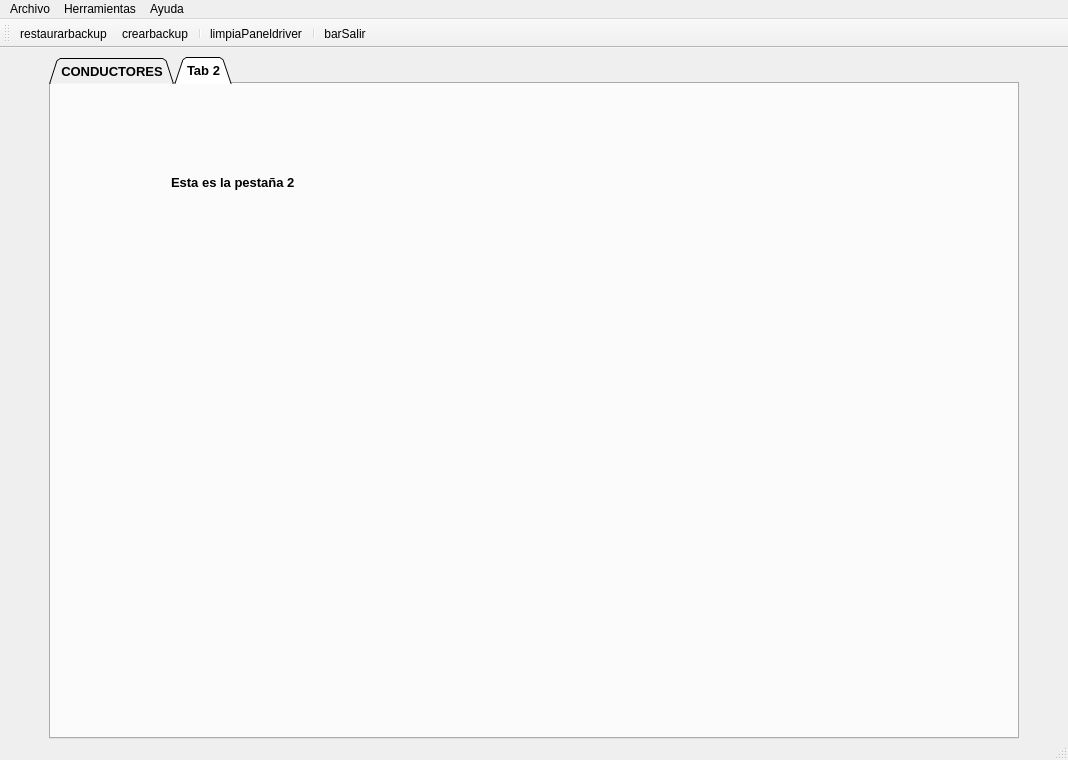
First picture: the form in templates/MainWindow.ui, repository XoanCarlos/perezgonzalez2324, before the edit.
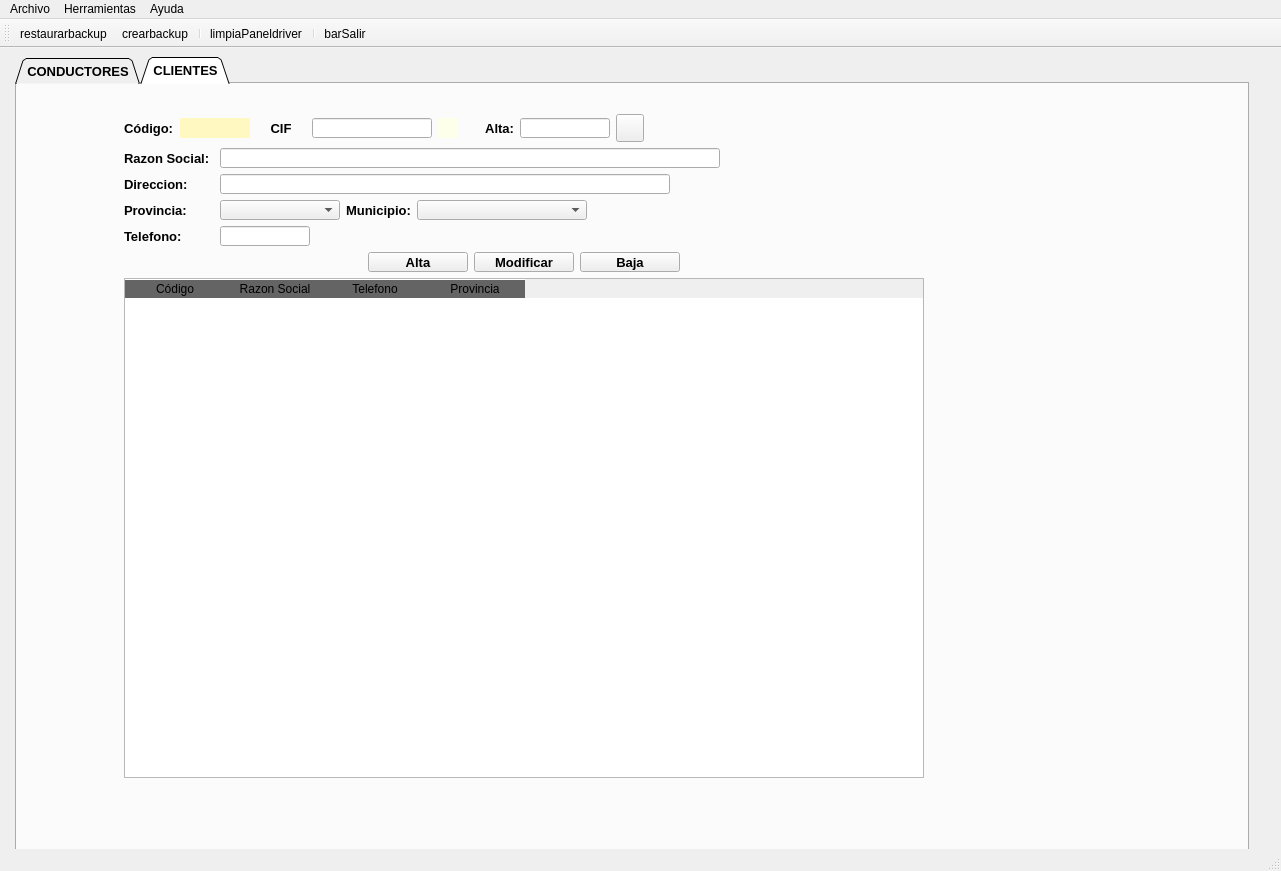
Second picture: the form after the edit. The open tabs and pages were chosen to show the change. Icons and pictures are not drawn.

```diff
--- a/templates/MainWindow.ui
+++ b/templates/MainWindow.ui
@@ -6,8 +6,8 @@
    <rect>
     <x>0</x>
     <y>0</y>
-    <width>1068</width>
-    <height>760</height>
+    <width>1281</width>
+    <height>871</height>
    </rect>
   </property>
   <property name="sizePolicy">
@@ -60,22 +60,15 @@
      <height>16777215</height>
     </size>
    </property>
-   <layout class="QGridLayout" name="gridLayout_2">
-    <item row="0" column="2">
-     <spacer name="horizontalSpacer_11">
-      <property name="orientation">
-       <enum>Qt::Horizontal</enum>
-      </property>
-      <property name="sizeHint" stdset="0">
-       <size>
-        <width>40</width>
-        <height>20</height>
-       </size>
-      </property>
-     </spacer>
-    </item>
-    <item row="0" column="1">
      <widget class="QTabWidget" name="panelPrincipal">
+    <property name="geometry">
+     <rect>
+      <x>15</x>
+      <y>9</y>
+      <width>1234</width>
+      <height>800</height>
+     </rect>
+    </property>
       <property name="sizePolicy">
        <sizepolicy hsizetype="Expanding" vsizetype="Expanding">
         <horstretch>2</horstretch>
@@ -85,13 +78,13 @@
       <property name="minimumSize">
        <size>
         <width>900</width>
-        <height>650</height>
+      <height>800</height>
        </size>
       </property>
       <property name="maximumSize">
        <size>
         <width>16777215</width>
-        <height>16777215</height>
+      <height>800</height>
        </size>
       </property>
       <property name="sizeIncrement">
@@ -1274,25 +1267,435 @@
       </widget>
       <widget class="QWidget" name="tab_2">
        <attribute name="title">
-        <string>Tab 2</string>
-       </attribute>
-       <widget class="QLabel" name="label_2">
+      <string>CLIENTES</string>
+     </attribute>
+     <widget class="QWidget" name="layoutWidget">
         <property name="geometry">
          <rect>
-          <x>120</x>
-          <y>90</y>
-          <width>131</width>
-          <height>16</height>
-         </rect>
-        </property>
+        <x>100</x>
+        <y>30</y>
+        <width>814</width>
+        <height>684</height>
+       </rect>
+      </property>
+      <layout class="QGridLayout" name="gridLayout_16">
+       <property name="sizeConstraint">
+        <enum>QLayout::SetMaximumSize</enum>
+       </property>
+       <item row="0" column="1">
+        <layout class="QGridLayout" name="gridLayout_15">
+         <item row="0" column="0">
+          <layout class="QGridLayout" name="gridLayout_2">
+           <item row="0" column="1">
+            <widget class="QLabel" name="lblcodcli_3">
+             <property name="minimumSize">
+              <size>
+               <width>70</width>
+               <height>20</height>
+              </size>
+             </property>
+             <property name="maximumSize">
+              <size>
+               <width>70</width>
+               <height>20</height>
+              </size>
+             </property>
+             <property name="styleSheet">
+              <string notr="true">background-color: rgb(255, 248, 192);</string>
+             </property>
         <property name="text">
-         <string>Esta es la pestaña 2</string>
-        </property>
-       </widget>
-      </widget>
+              <string/>
+             </property>
+             <property name="alignment">
+              <set>Qt::AlignCenter</set>
+             </property>
+            </widget>
+           </item>
+           <item row="0" column="5">
+            <widget class="QLabel" name="lblCod_15">
+             <property name="minimumSize">
+              <size>
+               <width>50</width>
+               <height>20</height>
+              </size>
+             </property>
+             <property name="maximumSize">
+              <size>
+               <width>40</width>
+               <height>16777215</height>
+              </size>
+             </property>
+             <property name="text">
+              <string>Alta:</string>
+             </property>
+             <property name="alignment">
+              <set>Qt::AlignRight|Qt::AlignTrailing|Qt::AlignVCenter</set>
+             </property>
+            </widget>
+           </item>
+           <item row="0" column="6">
+            <widget class="QLineEdit" name="txtaltacli">
+             <property name="minimumSize">
+              <size>
+               <width>90</width>
+               <height>20</height>
+              </size>
+             </property>
+             <property name="maximumSize">
+              <size>
+               <width>80</width>
+               <height>20</height>
+              </size>
+             </property>
+             <property name="alignment">
+              <set>Qt::AlignCenter</set>
+             </property>
      </widget>
     </item>
     <item row="0" column="0">
+            <widget class="QLabel" name="lblCod_13">
+             <property name="minimumSize">
+              <size>
+               <width>50</width>
+               <height>20</height>
+              </size>
+             </property>
+             <property name="maximumSize">
+              <size>
+               <width>40</width>
+               <height>16777215</height>
+              </size>
+             </property>
+             <property name="text">
+              <string>Código:</string>
+             </property>
+             <property name="alignment">
+              <set>Qt::AlignLeading|Qt::AlignLeft|Qt::AlignVCenter</set>
+             </property>
+            </widget>
+           </item>
+           <item row="0" column="2">
+            <widget class="QLabel" name="lblCod_14">
+             <property name="minimumSize">
+              <size>
+               <width>50</width>
+               <height>20</height>
+              </size>
+             </property>
+             <property name="maximumSize">
+              <size>
+               <width>40</width>
+               <height>16777215</height>
+              </size>
+             </property>
+             <property name="text">
+              <string>CIF</string>
+             </property>
+             <property name="alignment">
+              <set>Qt::AlignCenter</set>
+             </property>
+            </widget>
+           </item>
+           <item row="0" column="3">
+            <widget class="QLineEdit" name="txtdnicli">
+             <property name="minimumSize">
+              <size>
+               <width>120</width>
+               <height>20</height>
+              </size>
+             </property>
+             <property name="maximumSize">
+              <size>
+               <width>120</width>
+               <height>20</height>
+              </size>
+             </property>
+             <property name="whatsThis">
+              <string>&lt;html&gt;&lt;head/&gt;&lt;body&gt;&lt;p&gt;&lt;span style=&quot; font-weight:400;&quot;&gt;Introducir DNI&lt;/span&gt;&lt;/p&gt;&lt;/body&gt;&lt;/html&gt;</string>
+             </property>
+             <property name="alignment">
+              <set>Qt::AlignCenter</set>
+             </property>
+            </widget>
+           </item>
+           <item row="0" column="4">
+            <widget class="QLabel" name="lbldnicli">
+             <property name="minimumSize">
+              <size>
+               <width>20</width>
+               <height>20</height>
+              </size>
+             </property>
+             <property name="maximumSize">
+              <size>
+               <width>20</width>
+               <height>20</height>
+              </size>
+             </property>
+             <property name="styleSheet">
+              <string notr="true">background-color: rgb(253, 255, 234);</string>
+             </property>
+             <property name="text">
+              <string/>
+             </property>
+             <property name="alignment">
+              <set>Qt::AlignCenter</set>
+             </property>
+            </widget>
+           </item>
+           <item row="0" column="7">
+            <widget class="QPushButton" name="btnCalendardri">
+             <property name="minimumSize">
+              <size>
+               <width>28</width>
+               <height>28</height>
+              </size>
+             </property>
+             <property name="maximumSize">
+              <size>
+               <width>28</width>
+               <height>28</height>
+              </size>
+             </property>
+             <property name="text">
+              <string/>
+             </property>
+             <property name="icon">
+              <iconset>
+               <normaloff>../img/calendar.png</normaloff>../img/calendar.png</iconset>
+             </property>
+             <property name="iconSize">
+              <size>
+               <width>28</width>
+               <height>28</height>
+              </size>
+             </property>
+            </widget>
+           </item>
+           <item row="0" column="8">
+            <spacer name="horizontalSpacer_20">
+             <property name="orientation">
+              <enum>Qt::Horizontal</enum>
+             </property>
+             <property name="sizeHint" stdset="0">
+              <size>
+               <width>40</width>
+               <height>20</height>
+              </size>
+             </property>
+            </spacer>
+           </item>
+          </layout>
+         </item>
+         <item row="1" column="0">
+          <layout class="QGridLayout" name="gridLayout_11">
+           <item row="1" column="1">
+            <widget class="QLineEdit" name="txtdircli">
+             <property name="minimumSize">
+              <size>
+               <width>450</width>
+               <height>20</height>
+              </size>
+             </property>
+             <property name="maximumSize">
+              <size>
+               <width>450</width>
+               <height>16777215</height>
+              </size>
+             </property>
+             <property name="cursorPosition">
+              <number>0</number>
+             </property>
+            </widget>
+           </item>
+           <item row="0" column="0">
+            <widget class="QLabel" name="label_9">
+             <property name="minimumSize">
+              <size>
+               <width>90</width>
+               <height>0</height>
+              </size>
+             </property>
+             <property name="text">
+              <string>Razon Social:</string>
+             </property>
+            </widget>
+           </item>
+           <item row="1" column="0">
+            <widget class="QLabel" name="lblCod_16">
+             <property name="minimumSize">
+              <size>
+               <width>90</width>
+               <height>20</height>
+              </size>
+             </property>
+             <property name="maximumSize">
+              <size>
+               <width>80</width>
+               <height>20</height>
+              </size>
+             </property>
+             <property name="text">
+              <string>Direccion:</string>
+             </property>
+             <property name="alignment">
+              <set>Qt::AlignLeading|Qt::AlignLeft|Qt::AlignVCenter</set>
+             </property>
+            </widget>
+           </item>
+           <item row="0" column="1">
+            <widget class="QLineEdit" name="txtrazonsocial">
+             <property name="sizePolicy">
+              <sizepolicy hsizetype="Preferred" vsizetype="Fixed">
+               <horstretch>0</horstretch>
+               <verstretch>0</verstretch>
+              </sizepolicy>
+             </property>
+             <property name="minimumSize">
+              <size>
+               <width>500</width>
+               <height>20</height>
+              </size>
+             </property>
+             <property name="maximumSize">
+              <size>
+               <width>500</width>
+               <height>20</height>
+              </size>
+             </property>
+             <property name="alignment">
+              <set>Qt::AlignCenter</set>
+             </property>
+            </widget>
+           </item>
+           <item row="0" column="2">
+            <spacer name="horizontalSpacer_19">
+             <property name="orientation">
+              <enum>Qt::Horizontal</enum>
+             </property>
+             <property name="sizeHint" stdset="0">
+              <size>
+               <width>40</width>
+               <height>20</height>
+              </size>
+             </property>
+            </spacer>
+           </item>
+          </layout>
+         </item>
+         <item row="2" column="0">
+          <layout class="QGridLayout" name="gridLayout_12">
+           <item row="0" column="2">
+            <widget class="QLabel" name="label_11">
+             <property name="text">
+              <string>Municipio:</string>
+             </property>
+            </widget>
+           </item>
+           <item row="0" column="0">
+            <widget class="QLabel" name="label_10">
+             <property name="minimumSize">
+              <size>
+               <width>90</width>
+               <height>0</height>
+              </size>
+             </property>
+             <property name="text">
+              <string>Provincia:</string>
+             </property>
+            </widget>
+           </item>
+           <item row="0" column="1">
+            <widget class="QComboBox" name="cmbprocli">
+             <property name="minimumSize">
+              <size>
+               <width>120</width>
+               <height>20</height>
+              </size>
+             </property>
+             <property name="maximumSize">
+              <size>
+               <width>150</width>
+               <height>20</height>
+              </size>
+             </property>
+            </widget>
+           </item>
+           <item row="0" column="3">
+            <widget class="QComboBox" name="cmbmunicli">
+             <property name="minimumSize">
+              <size>
+               <width>170</width>
+               <height>20</height>
+              </size>
+             </property>
+             <property name="maximumSize">
+              <size>
+               <width>240</width>
+               <height>20</height>
+              </size>
+             </property>
+            </widget>
+           </item>
+           <item row="0" column="4">
+            <spacer name="horizontalSpacer_11">
+             <property name="orientation">
+              <enum>Qt::Horizontal</enum>
+             </property>
+             <property name="sizeHint" stdset="0">
+              <size>
+               <width>40</width>
+               <height>20</height>
+              </size>
+             </property>
+            </spacer>
+           </item>
+          </layout>
+         </item>
+         <item row="3" column="0">
+          <layout class="QGridLayout" name="gridLayout_13">
+           <item row="0" column="0">
+            <widget class="QLabel" name="lblCod_17">
+             <property name="minimumSize">
+              <size>
+               <width>90</width>
+               <height>20</height>
+              </size>
+             </property>
+             <property name="maximumSize">
+              <size>
+               <width>40</width>
+               <height>16777215</height>
+              </size>
+             </property>
+             <property name="text">
+              <string>Telefono:</string>
+             </property>
+             <property name="alignment">
+              <set>Qt::AlignLeading|Qt::AlignLeft|Qt::AlignVCenter</set>
+             </property>
+            </widget>
+           </item>
+           <item row="0" column="1">
+            <widget class="QLineEdit" name="txtmovilcli">
+             <property name="minimumSize">
+              <size>
+               <width>90</width>
+               <height>20</height>
+              </size>
+             </property>
+             <property name="maximumSize">
+              <size>
+               <width>80</width>
+               <height>20</height>
+              </size>
+             </property>
+             <property name="alignment">
+              <set>Qt::AlignCenter</set>
+             </property>
+            </widget>
+           </item>
+           <item row="0" column="2">
      <spacer name="horizontalSpacer_10">
       <property name="orientation">
        <enum>Qt::Horizontal</enum>
@@ -1306,13 +1709,216 @@
      </spacer>
     </item>
    </layout>
+         </item>
+        </layout>
+       </item>
+       <item row="1" column="1">
+        <layout class="QGridLayout" name="gridLayout_14">
+         <item row="0" column="0">
+          <spacer name="horizontalSpacer_15">
+           <property name="orientation">
+            <enum>Qt::Horizontal</enum>
+           </property>
+           <property name="sizeHint" stdset="0">
+            <size>
+             <width>40</width>
+             <height>20</height>
+            </size>
+           </property>
+          </spacer>
+         </item>
+         <item row="0" column="1">
+          <widget class="QPushButton" name="btnAltacli">
+           <property name="minimumSize">
+            <size>
+             <width>100</width>
+             <height>20</height>
+            </size>
+           </property>
+           <property name="maximumSize">
+            <size>
+             <width>100</width>
+             <height>20</height>
+            </size>
+           </property>
+           <property name="text">
+            <string>Alta</string>
+           </property>
+          </widget>
+         </item>
+         <item row="0" column="2">
+          <widget class="QPushButton" name="btnModifcli">
+           <property name="minimumSize">
+            <size>
+             <width>100</width>
+             <height>20</height>
+            </size>
+           </property>
+           <property name="maximumSize">
+            <size>
+             <width>100</width>
+             <height>20</height>
+            </size>
+           </property>
+           <property name="text">
+            <string>Modificar</string>
+           </property>
+          </widget>
+         </item>
+         <item row="0" column="3">
+          <widget class="QPushButton" name="btnBajacli">
+           <property name="minimumSize">
+            <size>
+             <width>100</width>
+             <height>20</height>
+            </size>
+           </property>
+           <property name="maximumSize">
+            <size>
+             <width>100</width>
+             <height>20</height>
+            </size>
+           </property>
+           <property name="text">
+            <string>Baja</string>
+           </property>
+          </widget>
+         </item>
+         <item row="0" column="4">
+          <spacer name="horizontalSpacer_16">
+           <property name="orientation">
+            <enum>Qt::Horizontal</enum>
+           </property>
+           <property name="sizeHint" stdset="0">
+            <size>
+             <width>40</width>
+             <height>20</height>
+            </size>
+           </property>
+          </spacer>
+         </item>
+        </layout>
+       </item>
+       <item row="2" column="1">
+        <widget class="QTableWidget" name="tabDrivers_2">
+         <property name="enabled">
+          <bool>true</bool>
+         </property>
+         <property name="sizePolicy">
+          <sizepolicy hsizetype="Expanding" vsizetype="Expanding">
+           <horstretch>2</horstretch>
+           <verstretch>2</verstretch>
+          </sizepolicy>
+         </property>
+         <property name="minimumSize">
+          <size>
+           <width>800</width>
+           <height>500</height>
+          </size>
+         </property>
+         <property name="maximumSize">
+          <size>
+           <width>400</width>
+           <height>500</height>
+          </size>
+         </property>
+         <property name="styleSheet">
+          <string notr="true">QHeaderView::section:horizontal
+{
+border-top: 1px solid #ffffff;
+color: 'white';
+font: 11pt &quot;Arial&quot;;
+background-color:rgb(100,100,100);
+}
+</string>
+         </property>
+         <property name="editTriggers">
+          <set>QAbstractItemView::NoEditTriggers</set>
+         </property>
+         <property name="alternatingRowColors">
+          <bool>true</bool>
+         </property>
+         <property name="selectionMode">
+          <enum>QAbstractItemView::ExtendedSelection</enum>
+         </property>
+         <property name="selectionBehavior">
+          <enum>QAbstractItemView::SelectRows</enum>
+         </property>
+         <attribute name="verticalHeaderVisible">
+          <bool>false</bool>
+         </attribute>
+         <column>
+          <property name="text">
+           <string>Código</string>
+          </property>
+         </column>
+         <column>
+          <property name="text">
+           <string>Razon Social</string>
+          </property>
+         </column>
+         <column>
+          <property name="text">
+           <string>Telefono</string>
+          </property>
+         </column>
+         <column>
+          <property name="text">
+           <string>Provincia</string>
+          </property>
+         </column>
+        </widget>
+       </item>
+       <item row="2" column="2">
+        <spacer name="horizontalSpacer_18">
+         <property name="orientation">
+          <enum>Qt::Horizontal</enum>
+         </property>
+         <property name="sizeHint" stdset="0">
+          <size>
+           <width>40</width>
+           <height>20</height>
+          </size>
+         </property>
+        </spacer>
+       </item>
+       <item row="2" column="0">
+        <spacer name="horizontalSpacer_17">
+         <property name="orientation">
+          <enum>Qt::Horizontal</enum>
+         </property>
+         <property name="sizeHint" stdset="0">
+          <size>
+           <width>40</width>
+           <height>20</height>
+          </size>
+         </property>
+        </spacer>
+       </item>
+       <item row="3" column="1">
+        <spacer name="verticalSpacer_5">
+         <property name="orientation">
+          <enum>Qt::Vertical</enum>
+         </property>
+         <property name="sizeHint" stdset="0">
+          <size>
+           <width>20</width>
+           <height>40</height>
+          </size>
+         </property>
+        </spacer>
+       </item>
+      </layout>
+     </widget>
+    </widget>
+   </widget>
   </widget>
   <widget class="QMenuBar" name="menubar">
    <property name="geometry">
     <rect>
      <x>0</x>
      <y>0</y>
-     <width>1068</width>
+     <width>1281</width>
      <height>21</height>
     </rect>
    </property>
```
Left out of the diff: 171 changed lines with no effect on the pictures. Lines whose indentation alone changed are shown as unchanged.
